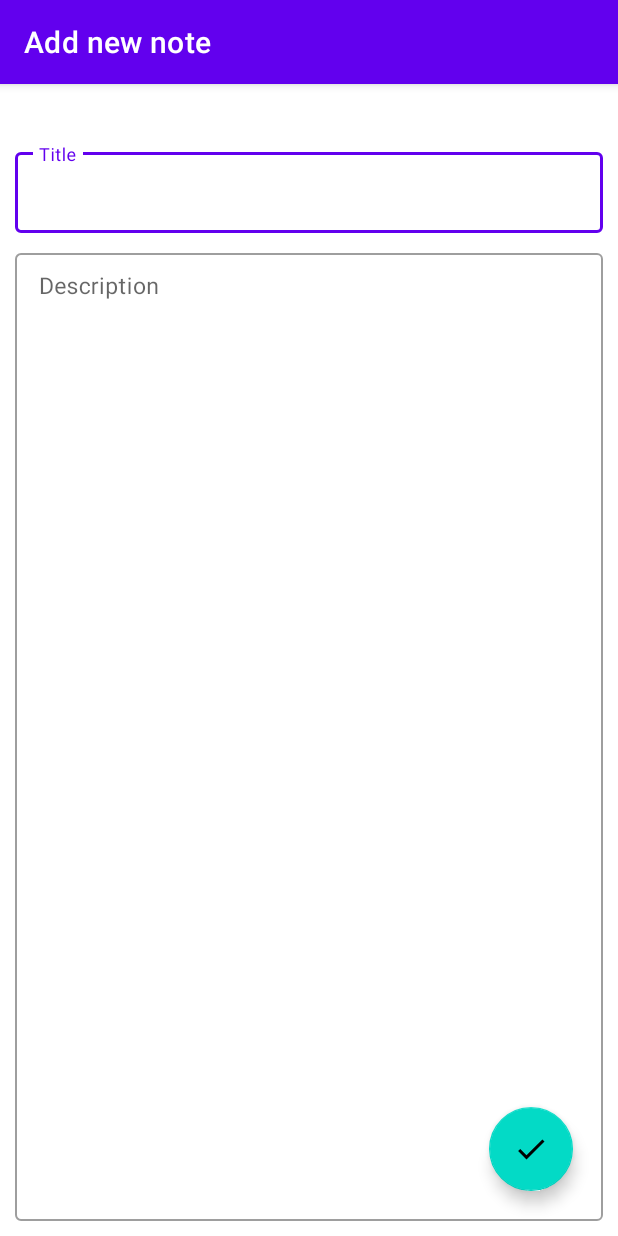
After one commit to Vaibhav2002/Notes-App-MVVM, an Android app: the AddEditNote screen opened directly, with no data from a screen before it, on a phone screen of 412 x 824 dp. The commit adds this screen. Run offline under Robolectric (Android 15) with nearby library versions, the phone set to English and light mode, and no system bars.

Commit message:
added functionality to add a new note..

```diff
--- a/app/src/main/AndroidManifest.xml
+++ b/app/src/main/AndroidManifest.xml
@@ -9,7 +9,10 @@
         android:roundIcon="@mipmap/ic_launcher_round"
         android:supportsRtl="true"
         android:theme="@style/AppTheme">
-        <activity android:name=".MainActivity">
+        <activity android:name=".AddEditNote" />
+        <activity
+            android:name=".MainActivity"
+            android:launchMode="singleTop">
             <intent-filter>
                 <action android:name="android.intent.action.MAIN" />
 
--- /dev/null
+++ b/app/src/main/java/com/example/notesapp/AddEditNote.java
@@ -0,0 +1,68 @@
+package com.example.notesapp;
+
+import android.content.Intent;
+import android.os.Bundle;
+import android.view.View;
+
+import androidx.appcompat.app.AppCompatActivity;
+
+import com.google.android.material.floatingactionbutton.FloatingActionButton;
+import com.google.android.material.textfield.TextInputEditText;
+
+public class AddEditNote extends AppCompatActivity {
+    TextInputEditText title, description;
+    FloatingActionButton fab;
+    public static final int RESULT_OK = 1;
+
+
+    @Override
+    protected void onCreate(Bundle savedInstanceState) {
+        super.onCreate(savedInstanceState);
+        setContentView(R.layout.activity_add_edit_note);
+        int editAdd = getIntent().getIntExtra("todo", -1);
+        if (editAdd == -1)
+            setTitle("Add new note");
+        else
+            setTitle("Edit note");
+
+        //initialization
+        title = findViewById(R.id.titleinput);
+        description = findViewById(R.id.descriptioninput);
+        fab = findViewById(R.id.saveFab);
+        //initialization
+
+        fab.setOnClickListener(new View.OnClickListener() {
+            @Override
+            public void onClick(View v) {
+                saveNote();
+            }
+        });
+
+
+    }
+
+    private boolean validate(String title, String description) {
+        boolean flag = true;
+        if (title.trim().isEmpty()) {
+            this.title.setError("Field cannot be empty");
+            flag = false;
+        }
+        if (description.trim().isEmpty()) {
+            this.description.setError("Field cannot be empty");
+            flag = false;
+        }
+        return flag;
+    }
+
+    private void saveNote() {
+        String titletext = title.getText().toString().trim();
+        String descriptiontext = description.getText().toString().trim();
+        if (validate(titletext, descriptiontext)) {
+            Intent intent = new Intent(AddEditNote.this, MainActivity.class);
+            intent.putExtra("Title", titletext);
+            intent.putExtra("Descr", descriptiontext);
+            setResult(RESULT_OK, intent);
+            finish();
+        }
+    }
+}
--- a/app/src/main/java/com/example/notesapp/NoteAdapter.java
+++ b/app/src/main/java/com/example/notesapp/NoteAdapter.java
@@ -11,12 +11,13 @@ import androidx.recyclerview.widget.RecyclerView;
 
 import com.example.notesapp.room.Note;
 
+import java.util.ArrayList;
 import java.util.List;
 
 public class NoteAdapter extends RecyclerView.Adapter<NoteAdapter.NoteViewHolder> {
 
     Context context;
-    List<Note> list;
+    List<Note> list=new ArrayList<>();
 
     public NoteAdapter(Context context) {
         this.context = context;
--- /dev/null
+++ b/app/src/main/res/drawable/ic_baseline_check_24.xml
@@ -0,0 +1,10 @@
+<vector xmlns:android="http://schemas.android.com/apk/res/android"
+    android:width="24dp"
+    android:height="24dp"
+    android:viewportWidth="24"
+    android:viewportHeight="24"
+    android:tint="?attr/colorControlNormal">
+  <path
+      android:fillColor="@android:color/white"
+      android:pathData="M9,16.17L4.83,12l-1.42,1.41L9,19 21,7l-1.41,-1.41z"/>
+</vector>
--- /dev/null
+++ b/app/src/main/res/layout/activity_add_edit_note.xml
@@ -0,0 +1,55 @@
+<?xml version="1.0" encoding="utf-8"?>
+<RelativeLayout xmlns:android="http://schemas.android.com/apk/res/android"
+    xmlns:tools="http://schemas.android.com/tools"
+    android:layout_width="match_parent"
+    android:layout_height="match_parent"
+    android:padding="10dp"
+    tools:context=".AddEditNote">
+
+    <com.google.android.material.textfield.TextInputLayout
+        android:id="@+id/titl"
+        style="@style/Widget.MaterialComponents.TextInputLayout.OutlinedBox.Dense"
+        android:layout_width="match_parent"
+        android:layout_height="wrap_content"
+        android:layout_marginTop="30dp"
+        android:hint="@string/title">
+
+
+        <com.google.android.material.textfield.TextInputEditText
+            android:id="@+id/titleinput"
+            android:layout_width="match_parent"
+            android:layout_height="wrap_content"
+            android:textSize="20sp" />
+
+    </com.google.android.material.textfield.TextInputLayout>
+
+    <com.google.android.material.textfield.TextInputLayout
+        style="@style/Widget.MaterialComponents.TextInputLayout.OutlinedBox.Dense"
+        android:layout_width="match_parent"
+        android:layout_height="match_parent"
+        android:layout_below="@id/titl"
+        android:layout_marginTop="8dp"
+        android:hint="@string/description">
+
+
+        <com.google.android.material.textfield.TextInputEditText
+            android:id="@+id/descriptioninput"
+            android:layout_width="match_parent"
+            android:layout_height="match_parent"
+            android:gravity="top"
+            android:textSize="15sp" />
+
+    </com.google.android.material.textfield.TextInputLayout>
+
+    <com.google.android.material.floatingactionbutton.FloatingActionButton
+        android:id="@+id/saveFab"
+        android:layout_width="wrap_content"
+        android:layout_height="wrap_content"
+        android:layout_alignParentEnd="true"
+        android:layout_alignParentBottom="true"
+        android:layout_margin="20dp"
+        android:src="@drawable/ic_baseline_check_24"
+        android:contentDescription="@string/fab" />
+
+
+</RelativeLayout>
--- a/app/src/main/res/values/strings.xml
+++ b/app/src/main/res/values/strings.xml
@@ -1,3 +1,6 @@
 <resources>
     <string name="app_name">NotesApp</string>
+    <string name="title">Title</string>
+    <string name="description">Description</string>
+    <string name="fab">fab</string>
 </resources>
```
Also changed, not shown: app/src/main/java/com/example/notesapp/MainActivity.java (+35 -5 lines), app/src/main/res/drawable/ic_baseline_add_24.xml (added, +10 -0 lines), app/src/main/res/layout/activity_main.xml (+5 -5 lines).
